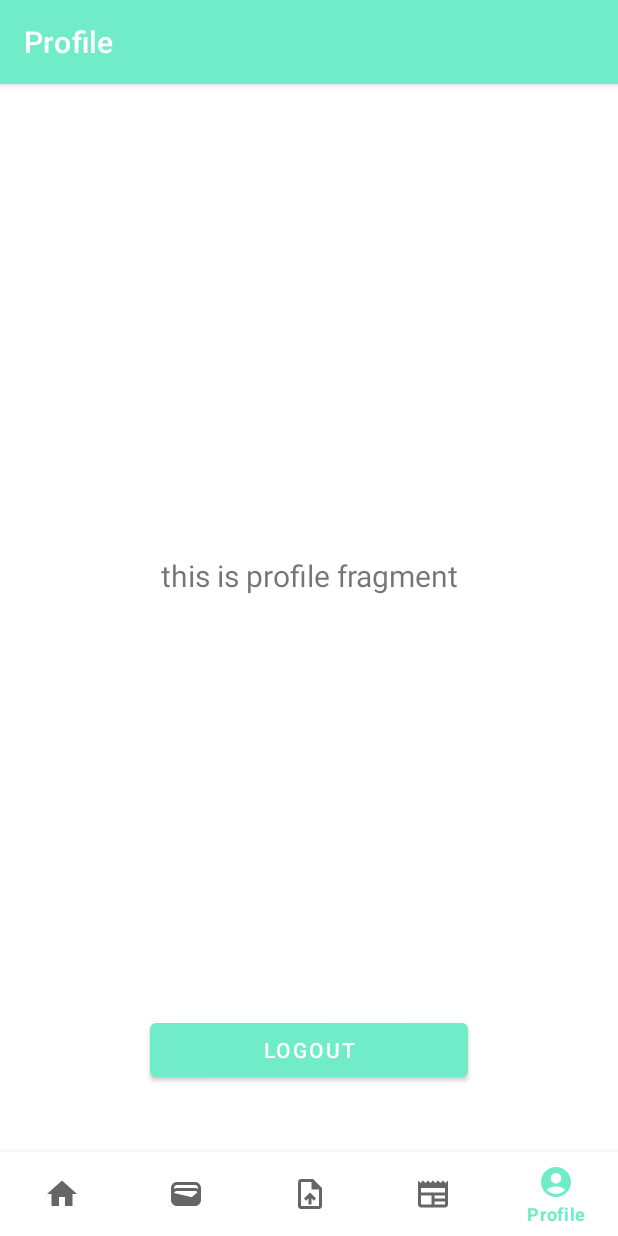
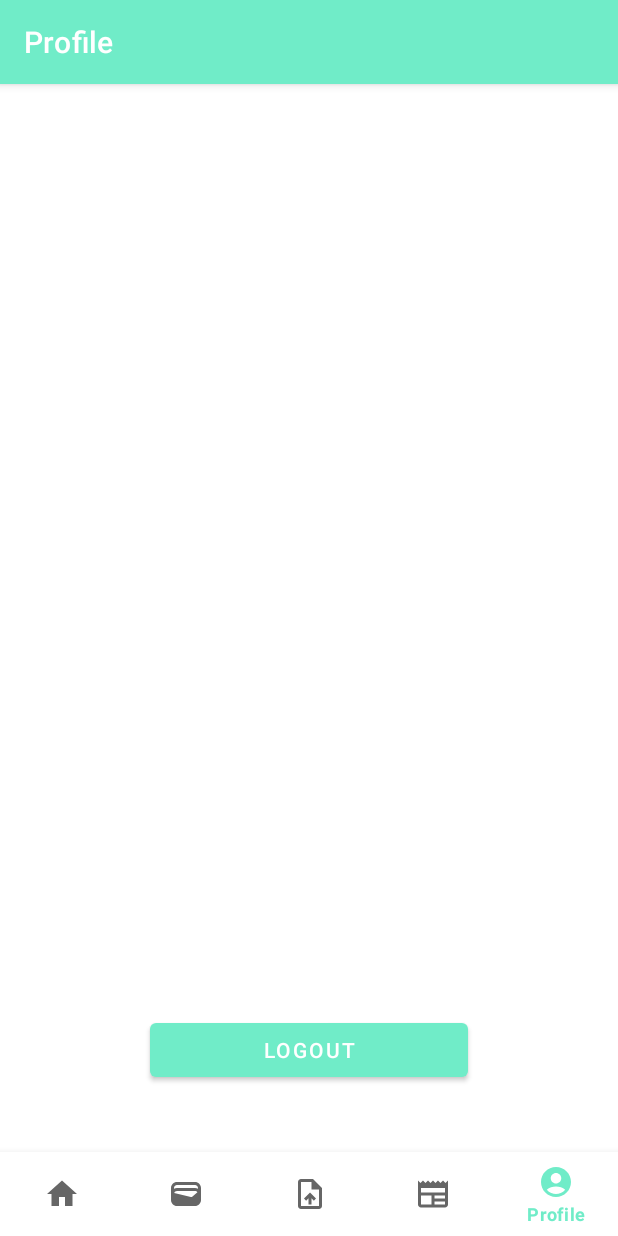
Before and after one commit to faishl039/Trashure, an Android app: the ProfileFragment screen opened through its navigation route, on a phone screen of 412 x 824 dp. Run offline under Robolectric (Android 15) with nearby library versions, the light colour scheme and no system bars; our stand-ins replace Firebase (no records; nobody signed in at launch, a user with empty details on screens opened directly), navigation-ui; Roboto replaces fonts that are not available here.

Commit message:
delete unused textview

```diff
--- a/app/src/main/res/layout/fragment_profile.xml
+++ b/app/src/main/res/layout/fragment_profile.xml
@@ -6,24 +6,6 @@
     android:layout_height="match_parent"
     tools:context=".ui.banksampah.BankSampahFragment">
 
-    <!-- TODO: Update blank fragment layout -->
-    <TextView
-        android:id="@+id/text_profile"
-        android:layout_width="match_parent"
-        android:layout_height="wrap_content"
-        android:layout_marginStart="8dp"
-        android:layout_marginTop="8dp"
-        android:layout_marginEnd="8dp"
-        android:text="@string/this_is_profile_fragment"
-        android:textAlignment="center"
-        android:textSize="20sp"
-        app:layout_constraintBottom_toBottomOf="parent"
-        app:layout_constraintEnd_toEndOf="parent"
-        app:layout_constraintHorizontal_bias="0.0"
-        app:layout_constraintStart_toStartOf="parent"
-        app:layout_constraintTop_toTopOf="parent"
-        app:layout_constraintVertical_bias="0.418" />
-
     <TextView
         android:id="@+id/full_name"
         android:layout_width="wrap_content"
@@ -31,9 +13,10 @@
         android:textSize="20sp"
         android:text="nama user"
         android:textStyle="bold"
-        app:layout_constraintTop_toBottomOf="@id/text_profile"
         app:layout_constraintEnd_toEndOf="parent"
-        app:layout_constraintStart_toStartOf="parent"/>
+        app:layout_constraintStart_toStartOf="parent"
+        app:layout_constraintTop_toTopOf="parent"
+        app:layout_constraintBottom_toBottomOf="parent"/>
     <TextView
         android:id="@+id/email"
         android:layout_width="wrap_content"
```
